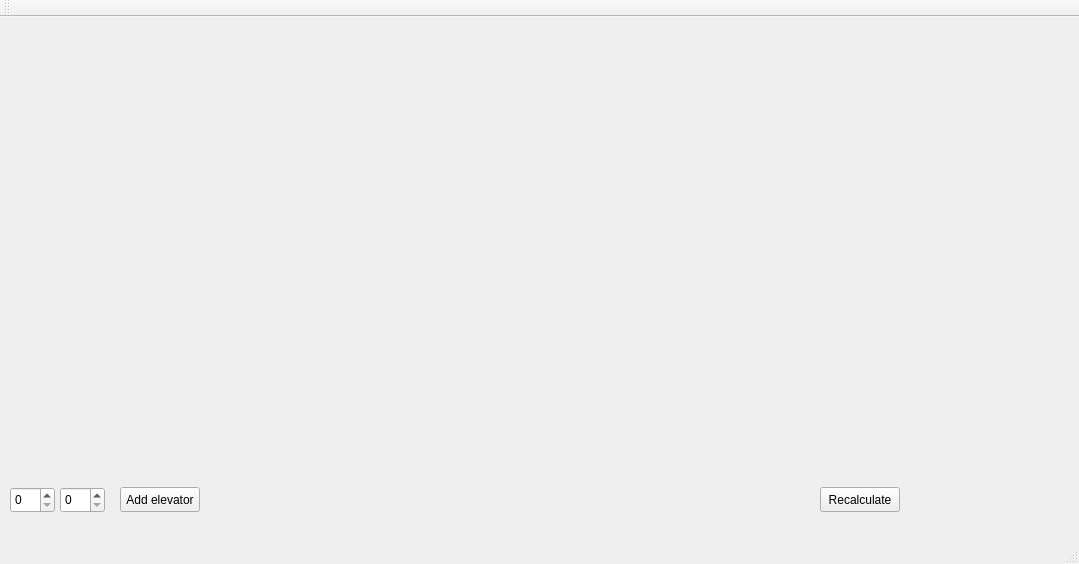
This is elevatormanager.ui in folfix/elevator-manager as Qt 5 draws it before an edit. The edited form follows.
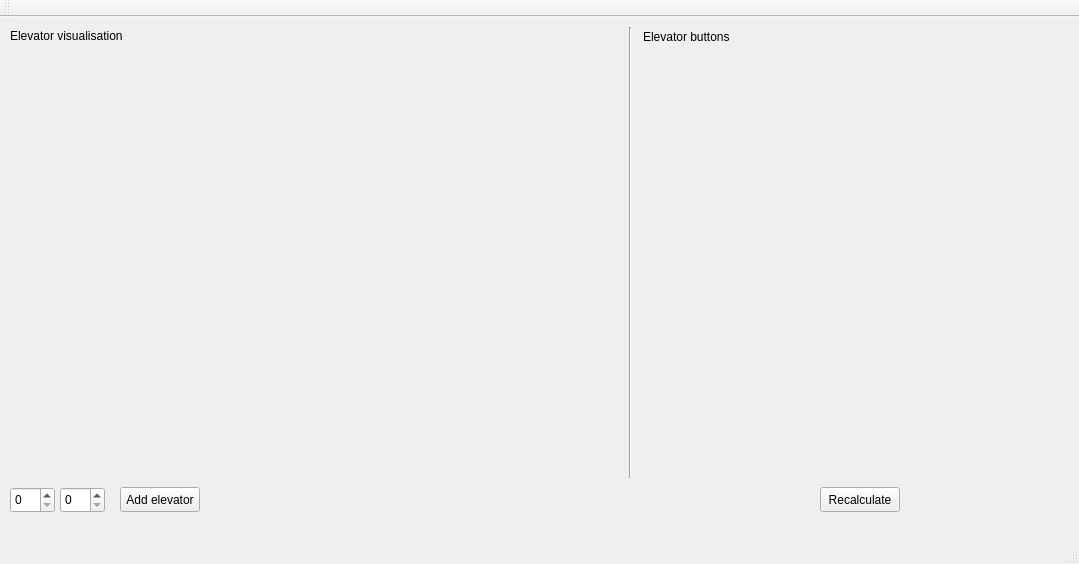
This is the edited form.

Commit message: Added settings dialog

```diff
--- a/elevatormanager.ui
+++ b/elevatormanager.ui
@@ -18,9 +18,9 @@
     <property name="geometry">
      <rect>
       <x>10</x>
-      <y>10</y>
+      <y>30</y>
       <width>611</width>
-      <height>451</height>
+      <height>431</height>
      </rect>
     </property>
     <layout class="QHBoxLayout" name="elevatorsView"/>
@@ -28,10 +28,10 @@
    <widget class="QWidget" name="verticalLayoutWidget">
     <property name="geometry">
      <rect>
-      <x>630</x>
-      <y>10</y>
-      <width>441</width>
-      <height>451</height>
+      <x>640</x>
+      <y>30</y>
+      <width>431</width>
+      <height>431</height>
      </rect>
     </property>
     <layout class="QVBoxLayout" name="buttonsView"/>
@@ -82,6 +82,45 @@
      <string>Add elevator</string>
     </property>
    </widget>
+   <widget class="Line" name="line">
+    <property name="geometry">
+     <rect>
+      <x>620</x>
+      <y>10</y>
+      <width>20</width>
+      <height>451</height>
+     </rect>
+    </property>
+    <property name="orientation">
+     <enum>Qt::Vertical</enum>
+    </property>
+   </widget>
+   <widget class="QLabel" name="label">
+    <property name="geometry">
+     <rect>
+      <x>643</x>
+      <y>10</y>
+      <width>431</width>
+      <height>20</height>
+     </rect>
+    </property>
+    <property name="text">
+     <string>Elevator buttons</string>
+    </property>
+   </widget>
+   <widget class="QLabel" name="label_2">
+    <property name="geometry">
+     <rect>
+      <x>10</x>
+      <y>10</y>
+      <width>231</width>
+      <height>17</height>
+     </rect>
+    </property>
+    <property name="text">
+     <string>Elevator visualisation</string>
+    </property>
+   </widget>
   </widget>
   <widget class="QMenuBar" name="menuBar">
    <property name="geometry">
```
The commit also changes 5 other files.
